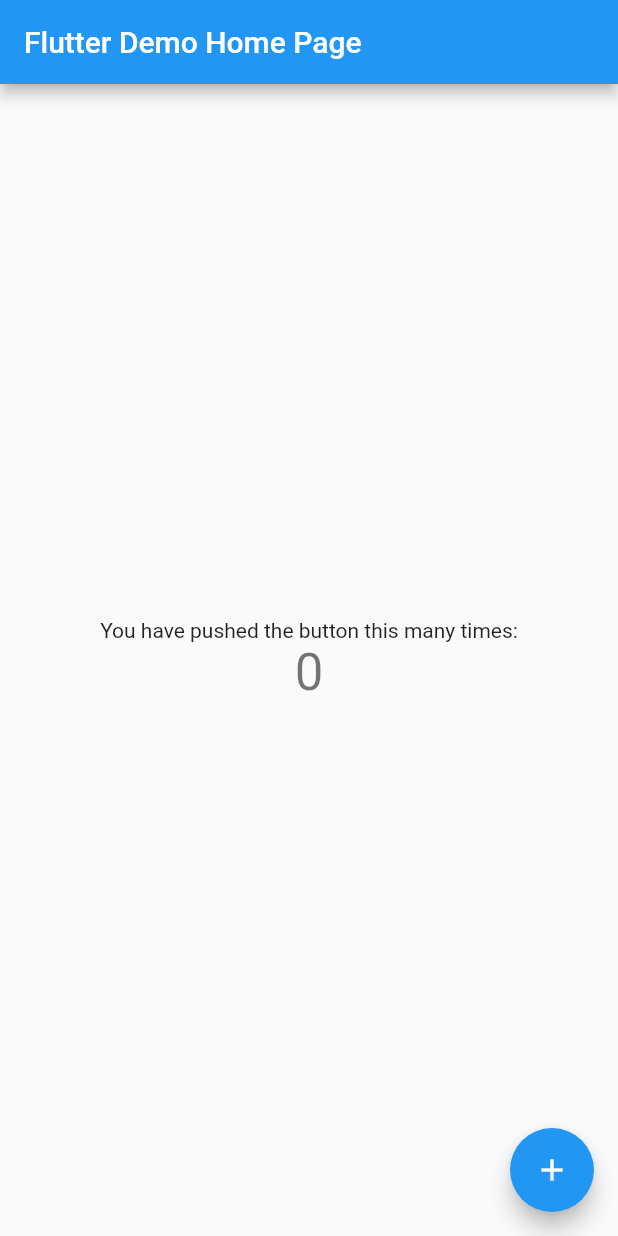
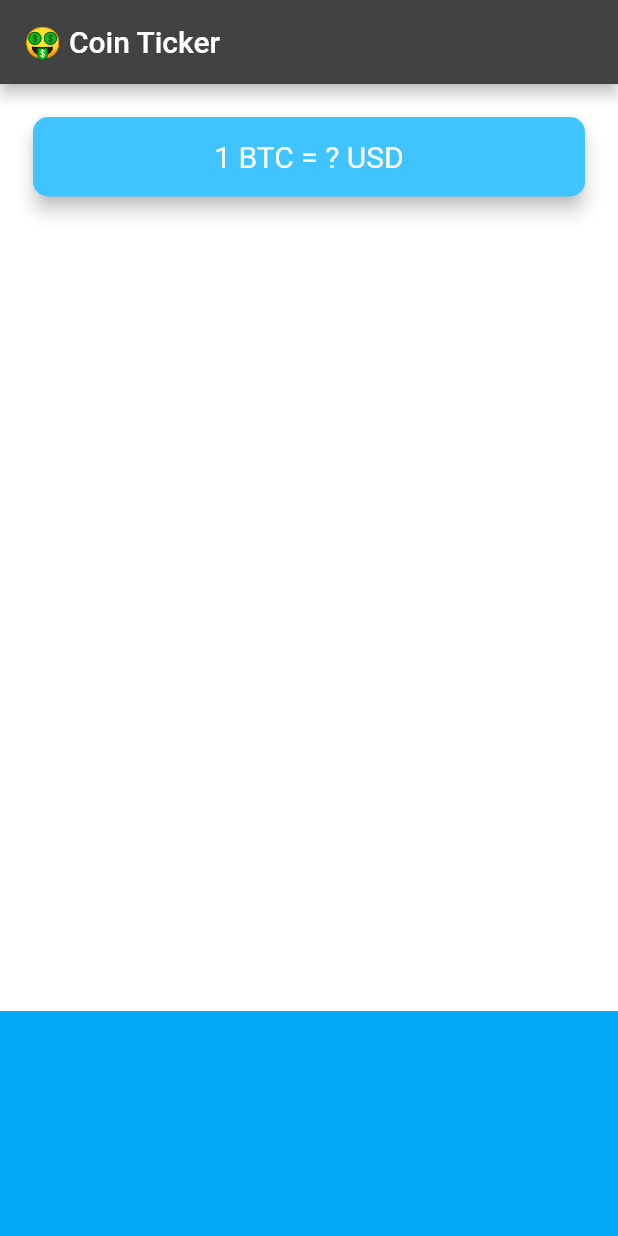
Before and after one commit to mayhim182/bitcointicker, a Flutter app: the screen it shows after launch, on a phone screen of 412 x 824 dp. Run offline on Flutter 3.47's test engine with Material 2 defaults, Android fonts, the phone set to English and light mode, and no system bars.

Commit message:
basic hardcoded app

```diff
--- a/lib/main.dart
+++ b/lib/main.dart
@@ -1,115 +1,21 @@
+import 'package:bitcointicker/price_screen.dart';
 import 'package:flutter/material.dart';
 
 void main() {
-  runApp(const MyApp());
+  runApp(MyApp());
 }
 
 class MyApp extends StatelessWidget {
-  const MyApp({super.key});
+  // const MyApp({Key? key}) : super(key: key);
 
-  // This widget is the root of your application.
   @override
   Widget build(BuildContext context) {
     return MaterialApp(
-      title: 'Flutter Demo',
-      theme: ThemeData(
-        // This is the theme of your application.
-        //
-        // Try running your application with "flutter run". You'll see the
-        // application has a blue toolbar. Then, without quitting the app, try
-        // changing the primarySwatch below to Colors.green and then invoke
-        // "hot reload" (press "r" in the console where you ran "flutter run",
-        // or simply save your changes to "hot reload" in a Flutter IDE).
-        // Notice that the counter didn't reset back to zero; the application
-        // is not restarted.
-        primarySwatch: Colors.blue,
+      theme: ThemeData.dark().copyWith(
+        primaryColor:Colors.lightBlue,
+        scaffoldBackgroundColor: Colors.white,
       ),
-      home: const MyHomePage(title: 'Flutter Demo Home Page'),
+      home: PriceScreen(),
     );
   }
 }
-
-class MyHomePage extends StatefulWidget {
-  const MyHomePage({super.key, required this.title});
-
-  // This widget is the home page of your application. It is stateful, meaning
-  // that it has a State object (defined below) that contains fields that affect
-  // how it looks.
-
-  // This class is the configuration for the state. It holds the values (in this
-  // case the title) provided by the parent (in this case the App widget) and
-  // used by the build method of the State. Fields in a Widget subclass are
-  // always marked "final".
-
-  final String title;
-
-  @override
-  State<MyHomePage> createState() => _MyHomePageState();
-}
-
-class _MyHomePageState extends State<MyHomePage> {
-  int _counter = 0;
-
-  void _incrementCounter() {
-    setState(() {
-      // This call to setState tells the Flutter framework that something has
-      // changed in this State, which causes it to rerun the build method below
-      // so that the display can reflect the updated values. If we changed
-      // _counter without calling setState(), then the build method would not be
-      // called again, and so nothing would appear to happen.
-      _counter++;
-    });
-  }
-
-  @override
-  Widget build(BuildContext context) {
-    // This method is rerun every time setState is called, for instance as done
-    // by the _incrementCounter method above.
-    //
-    // The Flutter framework has been optimized to make rerunning build methods
-    // fast, so that you can just rebuild anything that needs updating rather
-    // than having to individually change instances of widgets.
-    return Scaffold(
-      appBar: AppBar(
-        // Here we take the value from the MyHomePage object that was created by
-        // the App.build method, and use it to set our appbar title.
-        title: Text(widget.title),
-      ),
-      body: Center(
-        // Center is a layout widget. It takes a single child and positions it
-        // in the middle of the parent.
-        child: Column(
-          // Column is also a layout widget. It takes a list of children and
-          // arranges them vertically. By default, it sizes itself to fit its
-          // children horizontally, and tries to be as tall as its parent.
-          //
-          // Invoke "debug painting" (press "p" in the console, choose the
-          // "Toggle Debug Paint" action from the Flutter Inspector in Android
-          // Studio, or the "Toggle Debug Paint" command in Visual Studio Code)
-          // to see the wireframe for each widget.
-          //
-          // Column has various properties to control how it sizes itself and
-          // how it positions its children. Here we use mainAxisAlignment to
-          // center the children vertically; the main axis here is the vertical
-          // axis because Columns are vertical (the cross axis would be
-          // horizontal).
-          mainAxisAlignment: MainAxisAlignment.center,
-          children: <Widget>[
-            const Text(
-              'You have pushed the button this many times:',
-            ),
-            Text(
-              '$_counter',
-              style: Theme.of(context).textTheme.headlineMedium,
-            ),
-          ],
-        ),
-      ),
-      floatingActionButton: FloatingActionButton(
-        onPressed: _incrementCounter,
-        tooltip: 'Increment',
-        child: const Icon(Icons.add),
-      ), // This trailing comma makes auto-formatting nicer for build methods.
-    );
-  }
-}
--- /dev/null
+++ b/lib/price_screen.dart
@@ -0,0 +1,53 @@
+import 'package:flutter/material.dart';
+
+class PriceScreen extends StatefulWidget {
+  // const PriceScreen({Key? key}) : super(key: key);
+
+  @override
+  State<PriceScreen> createState() => _PriceScreenState();
+}
+
+class _PriceScreenState extends State<PriceScreen> {
+  @override
+  Widget build(BuildContext context) {
+    return Scaffold(
+      appBar: AppBar(
+        title: Text('🤑 Coin Ticker'),
+      ),
+      body: Column(
+        mainAxisAlignment: MainAxisAlignment.spaceBetween,
+        crossAxisAlignment: CrossAxisAlignment.stretch,
+        children: <Widget>[
+          Padding(
+              padding: EdgeInsets.fromLTRB(18.0, 18.0, 18.0, 0),
+              child: Card(
+                color: Colors.lightBlueAccent,
+                elevation: 5.0,
+                shape: RoundedRectangleBorder(
+                  borderRadius:BorderRadius.circular(10.0),
+                ),
+                child: Padding(
+                  padding: EdgeInsets.symmetric(vertical: 15.0,horizontal: 28.0),
+                  child: Text(
+                      '1 BTC = ? USD',
+                        textAlign: TextAlign.center,
+                        style: TextStyle(
+                            fontSize: 20.0,
+                            color:Colors.white,
+                        ),
+                  ),
+                ),
+              ),
+          ),
+          Container(
+            height: 150.0,
+            alignment: Alignment.center,
+             padding: EdgeInsets.only(bottom: 30.0) ,
+            color: Colors.lightBlue,
+            child: null,
+          )
+        ],
+      ),
+    );
+  }
+}
```
Also changed, not shown: lib/coin_data.dart (added, +31 -0 lines), 40 other files.
